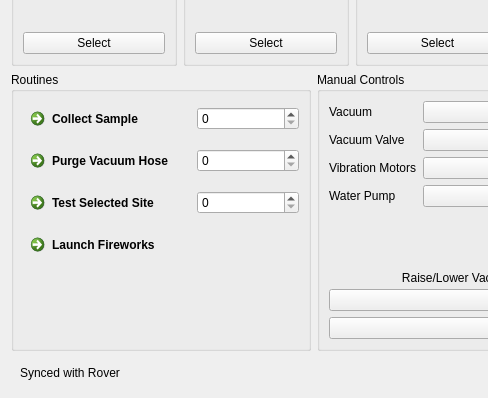
Above: resource/life_detection.ui from blueschu/nurover_2020_ui before the change; both pictures show x 0 to 488 and y 224 to 622 of the 875 by 622 pixel window. Below: the same form after it.
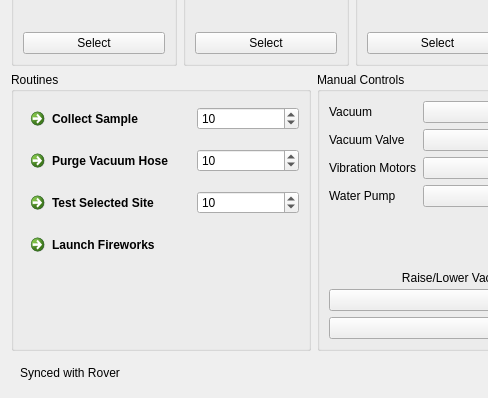
That is the form after the change. Icons and pictures are not drawn.

Commit message: Add runtime defined routine durations to LD ui

```diff
--- a/resource/life_detection.ui
+++ b/resource/life_detection.ui
@@ -289,13 +289,37 @@
            </widget>
           </item>
           <item row="1" column="1">
-           <widget class="QSpinBox" name="spinBox"/>
+           <widget class="QSpinBox" name="routine_button_purge_spin">
+            <property name="minimum">
+             <number>1</number>
+            </property>
+            <property name="value">
+             <number>10</number>
+            </property>
+           </widget>
           </item>
           <item row="2" column="1">
-           <widget class="QSpinBox" name="spinBox_2"/>
+           <widget class="QSpinBox" name="routine_button_runtest_spin">
+            <property name="minimum">
+             <number>1</number>
+            </property>
+            <property name="singleStep">
+             <number>1</number>
+            </property>
+            <property name="value">
+             <number>10</number>
+            </property>
+           </widget>
           </item>
           <item row="0" column="1">
-           <widget class="QSpinBox" name="spinBox_3"/>
+           <widget class="QSpinBox" name="routine_button_collect_spin">
+            <property name="minimum">
+             <number>1</number>
+            </property>
+            <property name="value">
+             <number>10</number>
+            </property>
+           </widget>
           </item>
           <item row="3" column="0">
            <widget class="QCommandLinkButton" name="routine_button_important">
```
The commit also changes 1 other file.
